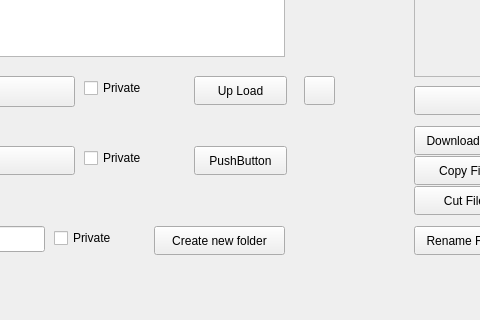
Before: the Qt Designer form Testing/mainwindow.ui in Lewis3579/NetWork, drawn with Qt 5; both pictures show x 286 to 766 and y 354 to 674 of the 1189 by 772 pixel window.
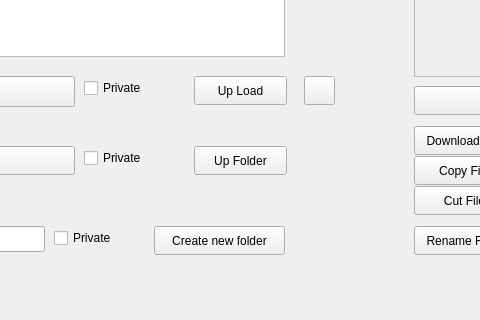
After: the same form once the commit is applied.

```diff
--- a/Testing/mainwindow.ui
+++ b/Testing/mainwindow.ui
@@ -383,7 +383,7 @@
      </rect>
     </property>
     <property name="text">
-     <string>PushButton</string>
+     <string>Up Folder</string>
     </property>
    </widget>
   </widget>
```
